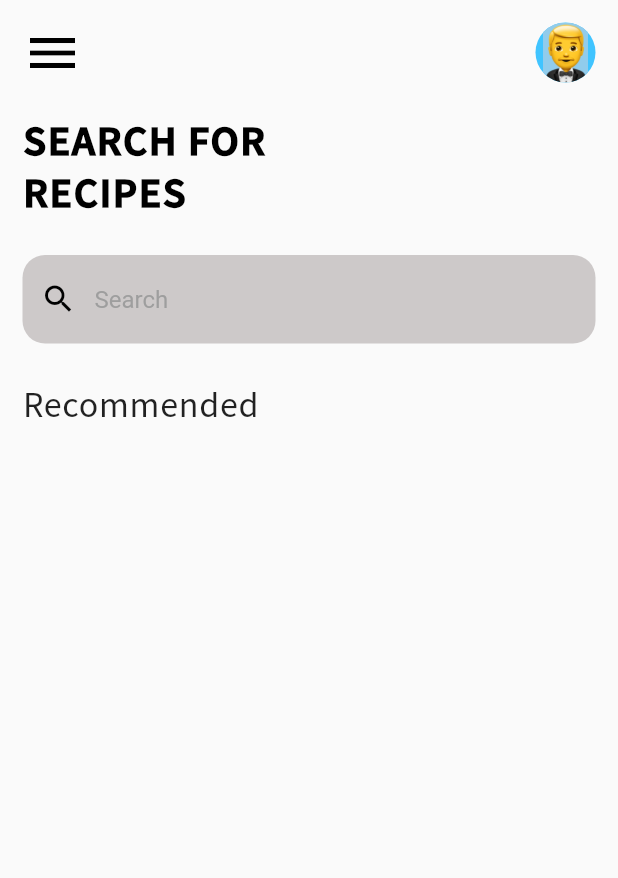
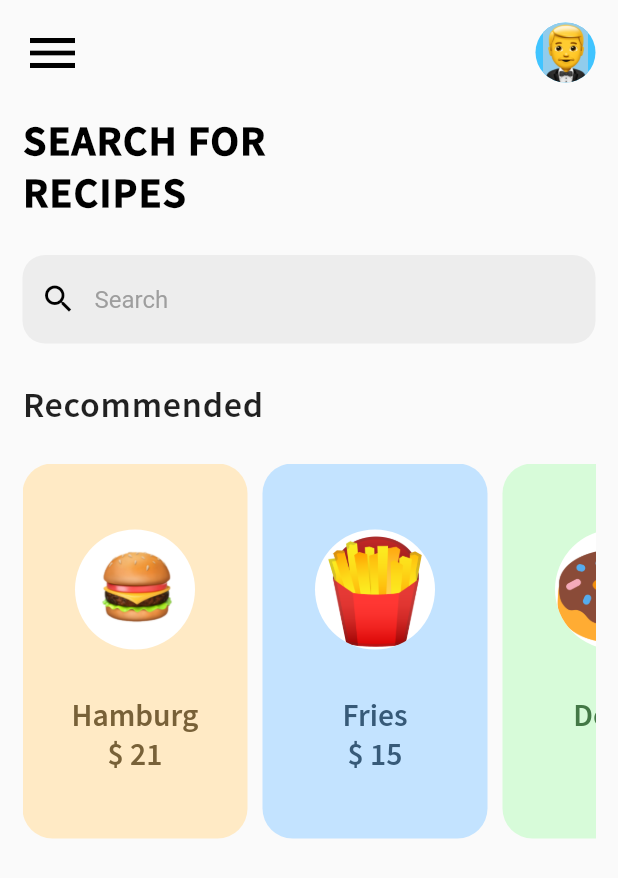
Before and after one commit to SuyashGandhi13/foodui, a Flutter app: the screen it shows after launch, on a phone screen of 412 x 824 dp. Shown: the top 878 px of the screen. Run offline on Flutter 3.47's test engine with Material 2 defaults, Android fonts, the phone set to English and light mode, and no system bars.

Commit message:
improvement to looks

```diff
--- /dev/null
+++ b/lib/FoodCards.dart
@@ -0,0 +1,57 @@
+import 'package:flutter/material.dart';
+
+class FoodCard extends StatelessWidget {
+  final String source;
+  final String text;
+  final int price;
+  final Color cardColor;
+  final Color textColor;
+
+  FoodCard({this.source,this.text,this.price,this.cardColor,this.textColor});
+
+  @override
+  Widget build(BuildContext context) {
+    return Container(
+      margin: EdgeInsets.only(right: 10.0),
+      width: 150,
+      decoration: BoxDecoration(
+        borderRadius: BorderRadius.circular(20.0),
+        color: cardColor,
+      ),
+      child: Column(
+        mainAxisAlignment: MainAxisAlignment.center,
+        children: [
+          Container(
+            height: 80.0,
+            width: 80.0,
+            decoration: BoxDecoration(
+              shape: BoxShape.circle,
+              color: Colors.white,
+              image: DecorationImage(
+                  image: AssetImage(source),
+                  fit: BoxFit.contain),
+            ),
+          ),
+          SizedBox(height: 30),
+          Text(
+            text,
+            style: TextStyle(
+              fontFamily: 'Source Sans Pro',
+              fontSize: 21,
+              fontWeight: FontWeight.w700,
+              color: textColor,
+            ),
+          ),
+          Text(
+            '\$ $price',
+            style: TextStyle(
+              fontFamily: 'Source Sans Pro',
+              fontSize: 21,
+              fontWeight: FontWeight.w700,
+              color: textColor),
+            ),
+        ],
+      ),
+    );
+  }
+}
--- a/lib/home_screen.dart
+++ b/lib/home_screen.dart
@@ -1,9 +1,11 @@
+import 'package:flutter/cupertino.dart';
 import 'package:flutter/material.dart';
+import 'package:foodui/FoodCards.dart';
 
 class HomeScreen extends StatelessWidget {
+  final String s = "\$ 21";
   @override
   Widget build(BuildContext context) {
-
     return Scaffold(
       body: Padding(
         padding: const EdgeInsets.all(15.0),
@@ -51,7 +53,7 @@ class HomeScreen extends StatelessWidget {
                   borderSide: BorderSide.none,
                 ),
                 filled: true,
-                fillColor: Color(0xFFCDC9C9),
+                fillColor: Color(0xFFEDEDED),
                 hintText: 'Search',
                 hintStyle: TextStyle(color: Colors.grey),
                 prefixIcon: Icon(
@@ -67,7 +69,37 @@ class HomeScreen extends StatelessWidget {
                 fontFamily: 'Source Sans Pro',
                 fontSize: 24.0,
                 letterSpacing: 0.5,
-                fontWeight: FontWeight.w300,
+                fontWeight: FontWeight.w700,
+              ),
+            ),
+            SizedBox(height: 25.0),
+            Container(
+              height: 250,
+              child: ListView(
+                scrollDirection: Axis.horizontal,
+                children: [
+                  FoodCard(
+                    source: 'images/burger.png',
+                    text: 'Hamburg',
+                    price: 21,
+                    cardColor: Color(0xFFFFEAC5),
+                    textColor: Color(0xFF786138),
+                  ),
+                  FoodCard(
+                    source: 'images/french fry.png',
+                    text: 'Fries',
+                    price: 15,
+                    cardColor: Color(0xFFC3E3FF),
+                    textColor: Color(0xFF375A78),
+                  ),
+                  FoodCard(
+                    source: 'images/donut.png',
+                    text: 'Donut',
+                    price: 7,
+                    cardColor: Color(0xFFD7FBD9),
+                    textColor: Color(0xFF437846),
+                  ),
+                ],
               ),
             )
           ],
```
Also changed, not shown: images/burger.png (added), images/donut.png (added), images/french fry.png (added).
